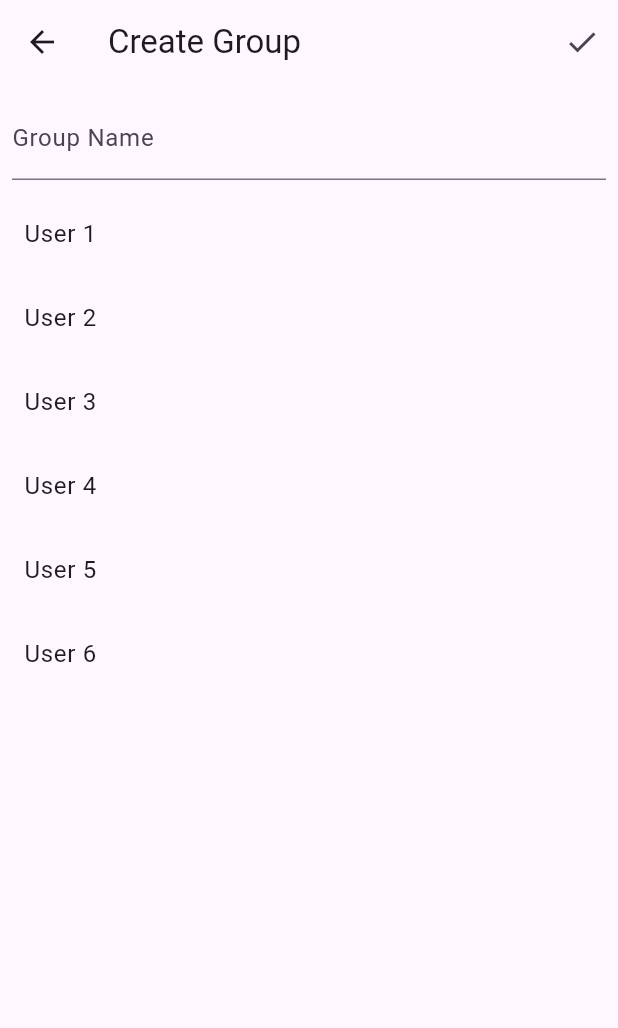
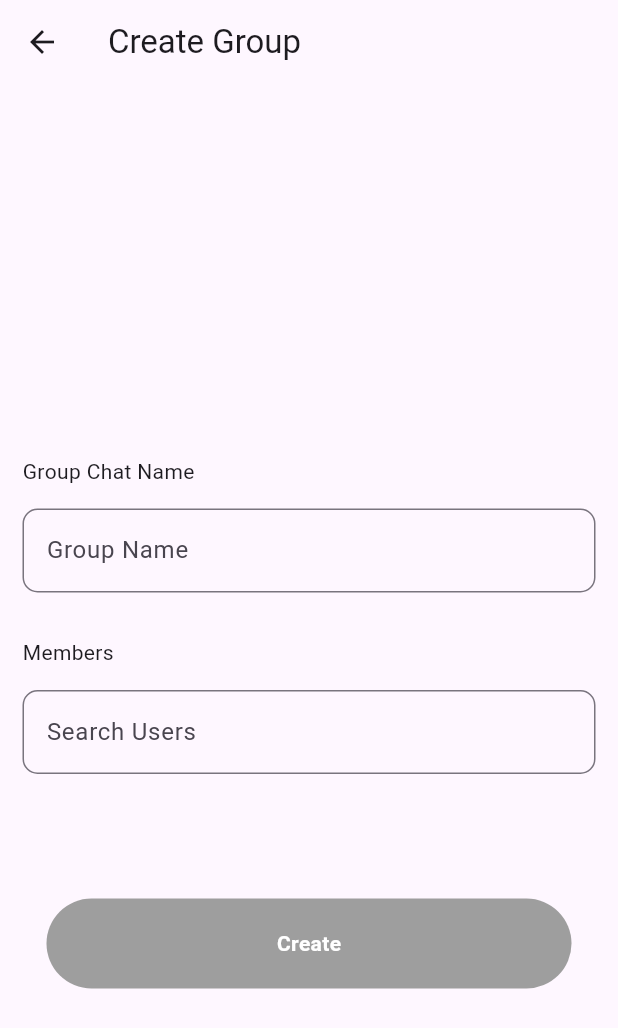
Before and after one commit to muhammed-aslam-pm/Chat-App, a Flutter app: the CreateGroupPage screen opened directly, on a phone screen of 412 x 824 dp. Shown: the top 1028 px of the screen. Run offline on Flutter 3.47's test engine with Material 3 defaults, Android fonts, the phone set to English and light mode, and no system bars; our stand-ins replace carousel_slider, cloud_firestore, firebase_auth, firebase_core, firebase_storage, image_picker and 1 more; missing offline and left inert: video_thumbnail; accounts and stored records are empty; network calls fail.

```diff
--- a/lib/view/create_group.dart
+++ b/lib/view/create_group.dart
@@ -9,78 +9,74 @@ class CreateGroupPage extends StatefulWidget {
 
 class _CreateGroupPageState extends State<CreateGroupPage> {
   final TextEditingController _groupNameController = TextEditingController();
-  final List<String> _selectedMembers = [];
-
-  // Dummy list of members for demonstration
-  final List<String> _allMembers = [
-    'User 1',
-    'User 2',
-    'User 3',
-    'User 4',
-    'User 5',
-    'User 6',
-  ];
 
   @override
   Widget build(BuildContext context) {
     return Scaffold(
       appBar: AppBar(
         title: const Text('Create Group'),
-        actions: [
-          IconButton(
-            icon: const Icon(Icons.check),
-            onPressed: () {
-              _createGroup();
-            },
       ),
-        ],
-      ),
-      body: Column(
+      body: Padding(
+        padding: const EdgeInsets.all(15.0),
+        child: Padding(
+          padding: const EdgeInsets.symmetric(vertical: 150),
+          child: Column(
+            mainAxisAlignment: MainAxisAlignment.spaceBetween,
+            children: [
+              const SizedBox(),
+              Column(
+                mainAxisAlignment: MainAxisAlignment.center,
                 crossAxisAlignment: CrossAxisAlignment.stretch,
                 children: [
-          Padding(
-            padding: const EdgeInsets.all(8.0),
-            child: TextField(
+                  const Text("Group Chat Name"),
+                  const SizedBox(
+                    height: 15,
+                  ),
+                  TextFormField(
                     controller: _groupNameController,
                     decoration: const InputDecoration(
                       labelText: 'Group Name',
+                      border: OutlineInputBorder(
+                          borderRadius: BorderRadius.all(Radius.circular(10))),
+                    ),
+                  ),
+                  const SizedBox(
+                    height: 30,
+                  ),
+                  const Text("Members"),
+                  const SizedBox(
+                    height: 15,
+                  ),
+                  TextFormField(
+                    controller: _groupNameController,
+                    decoration: const InputDecoration(
+                      labelText: 'Search Users',
+                      border: OutlineInputBorder(
+                          borderRadius: BorderRadius.all(Radius.circular(10))),
+                    ),
+                  )
+                ],
+              ),
+              Center(
+                  child: InkWell(
+                child: Container(
+                  alignment: Alignment.center,
+                  height: 60,
+                  width: 350,
+                  decoration: BoxDecoration(
+                      color: Colors.grey,
+                      borderRadius: BorderRadius.circular(30)),
+                  child: const Text(
+                    "Create",
+                    style: TextStyle(
+                        color: Colors.white, fontWeight: FontWeight.w600),
+                  ),
+                ),
+              ))
+            ],
           ),
         ),
       ),
-          Expanded(
-            child: ListView.builder(
-              itemCount: _allMembers.length,
-              itemBuilder: (context, index) {
-                final member = _allMembers[index];
-                return ListTile(
-                  title: Text(member),
-                  trailing: _selectedMembers.contains(member)
-                      ? const Icon(Icons.check_circle, color: Colors.blue)
-                      : null,
-                  onTap: () {
-                    setState(() {
-                      if (_selectedMembers.contains(member)) {
-                        _selectedMembers.remove(member);
-                      } else {
-                        _selectedMembers.add(member);
-                      }
-                    });
-                  },
-                );
-              },
-            ),
-          ),
-        ],
-      ),
     );
   }
-
-  void _createGroup() {
-    // Perform actions to create the group with _groupNameController.text as group name
-    // and _selectedMembers as group members
-    // For demonstration, just print the group name and members
-    print('Group Name: ${_groupNameController.text}');
-    print('Group Members: $_selectedMembers');
-    // You can add further logic here to actually create the group in your app
 }
-}
```
Also changed, not shown: lib/controller/login_controller.dart (+8 -0 lines), lib/view/home_page.dart (+165 -42 lines). Lines whose indentation alone changed are shown as unchanged.
